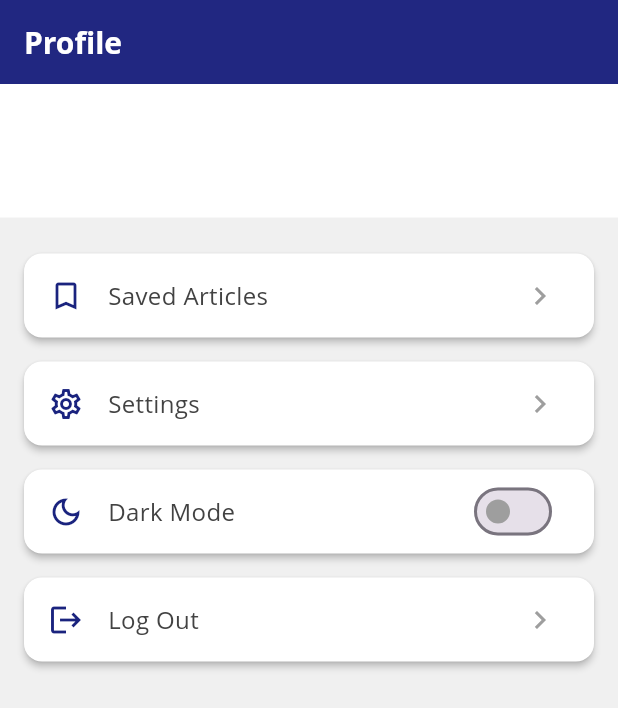
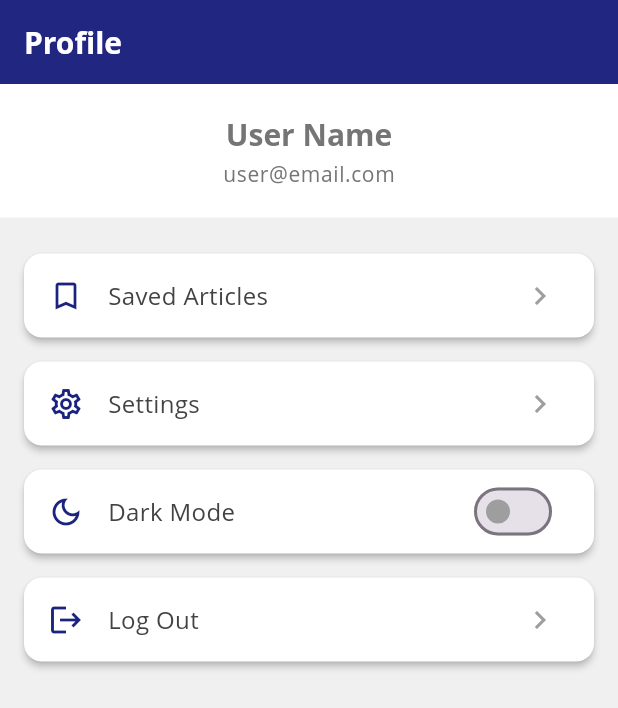
Before and after one commit to nrahil/News_application, a Flutter app: the ProfilePage screen opened directly with empty values, after a tap on "Log Out", on a phone screen of 412 x 824 dp. Shown: the top 708 px of the screen. Run offline on Flutter 3.47's test engine with Material 3 defaults, Android fonts, the phone set to English and light mode, and no system bars; our stand-ins replace carousel_slider, cloud_firestore, firebase_auth, firebase_core, shared_preferences; accounts and stored records are empty; network calls fail; Roboto replaces fonts that are missing (Open Sans).

Commit message:
fixed errors

```diff
--- /dev/null
+++ b/devtools_options.yaml
@@ -0,0 +1,3 @@
+description: This file stores settings for Dart & Flutter DevTools.
+documentation: https://docs.flutter.dev/tools/devtools/extensions#configure-extension-enablement-states
+extensions:
--- a/lib/data/saved_articles_data.dart
+++ b/lib/data/saved_articles_data.dart
@@ -1,31 +1,70 @@
-// lib/services/saved_articles_service.dart
-
 import 'package:news_app/models/news_article.dart';
+import 'package:shared_preferences/shared_preferences.dart';
+import 'package:firebase_auth/firebase_auth.dart';
+import 'dart:convert';
 
 class SavedArticlesService {
-  // A private list to store the articles
   final List<NewsArticle> _savedArticles = [];
+  bool _isInitialized = false;
 
-  // A singleton instance
   static final SavedArticlesService _instance = SavedArticlesService._internal();
   factory SavedArticlesService() {
     return _instance;
   }
   SavedArticlesService._internal();
 
+  // This is the missing 'init' method. It initializes the service for the current user.
+  Future<void> init(String userId) async {
+    if (_isInitialized) {
+      return;
+    }
+
+    final prefs = await SharedPreferences.getInstance();
+    final articlesJson = prefs.getStringList('savedArticles_$userId') ?? [];
+
+    _savedArticles.clear();
+    for (var jsonString in articlesJson) {
+      _savedArticles.add(NewsArticle.fromJson(json.decode(jsonString)));
+    }
+    _isInitialized = true;
+  }
+
   // Get a copy of the saved articles list
   List<NewsArticle> get savedArticles => List.unmodifiable(_savedArticles);
 
+  // Method to save articles to SharedPreferences
+  Future<void> _saveArticles() async {
+    final user = FirebaseAuth.instance.currentUser;
+    if (user == null) return;
+
+    final prefs = await SharedPreferences.getInstance();
+    final articlesJson = _savedArticles.map((article) => json.encode(article.toJson())).toList();
+    await prefs.setStringList('savedArticles_${user.uid}', articlesJson);
+  }
+
+  // Method to clear articles on logout
+  Future<void> clear() async {
+    final user = FirebaseAuth.instance.currentUser;
+    if (user == null) return;
+
+    final prefs = await SharedPreferences.getInstance();
+    await prefs.remove('savedArticles_${user.uid}');
+    _savedArticles.clear();
+    _isInitialized = false;
+  }
+
   // Method to add an article
   void addArticle(NewsArticle article) {
-    if (!_savedArticles.contains(article)) {
+    if (!_savedArticles.any((element) => element.id == article.id)) {
       _savedArticles.add(article);
+      _saveArticles();
     }
   }
 
   // Method to remove an article
   void removeArticle(NewsArticle article) {
-    _savedArticles.remove(article);
+    _savedArticles.removeWhere((element) => element.id == article.id);
+    _saveArticles();
   }
 
   // Check if an article is already saved
--- /dev/null
+++ b/lib/data/user_data.dart
@@ -0,0 +1,19 @@
+// lib/utils/user_data.dart
+
+class UserData {
+  String? username;
+  String? email;
+
+  // A singleton instance to access the data globally
+  static final UserData _instance = UserData._internal();
+  factory UserData() {
+    return _instance;
+  }
+  UserData._internal();
+
+  // Method to clear data on logout
+  void clear() {
+    username = null;
+    email = null;
+  }
+}
--- a/lib/main.dart
+++ b/lib/main.dart
@@ -1,7 +1,9 @@
+// lib/main.dart
+
+import 'package:firebase_auth/firebase_auth.dart';
 import 'package:flutter/material.dart';
 import 'package:firebase_core/firebase_core.dart';
-import 'package:news_app/main_screen.dart'; // This imports the AuthChecker
-
+import 'package:news_app/main_screen.dart';
 import 'firebase_options.dart';
 
 Future<void> main() async {
@@ -13,7 +15,7 @@ Future<void> main() async {
 }
 
 class MyApp extends StatefulWidget {
-  const MyApp({super.key});
+  const MyApp({Key? key}) : super(key: key);
 
   @override
   State<MyApp> createState() => _MyAppState();
@@ -97,7 +99,10 @@ class _MyAppState extends State<MyApp> {
         ),
       ),
       themeMode: _themeMode,
-      home: AuthChecker(onToggleTheme: toggleTheme, isDark: _themeMode == ThemeMode.dark),
+      home: AuthChecker(
+        onToggleTheme: toggleTheme,
+        isDark: _themeMode == ThemeMode.dark,
+      ),
     );
   }
 }
--- a/lib/models/news_article.dart
+++ b/lib/models/news_article.dart
@@ -1,4 +1,4 @@
-// lib/models/news_article.dart
+
 class NewsArticle {
   final int id;
   final String title;
@@ -19,4 +19,30 @@ class NewsArticle {
     this.sourceUrl,
     this.isTrending = false,
   });
+
+  // Method to convert the object to a JSON map
+  Map<String, dynamic> toJson() => {
+    'id': id,
+    'title': title,
+    'subtitle': subtitle,
+    'description': description,
+    'imageUrl': imageUrl,
+    'category': category,
+    'sourceUrl': sourceUrl,
+    'isTrending': isTrending,
+  };
+
+  // Static method to create an object from a JSON map
+  factory NewsArticle.fromJson(Map<String, dynamic> json) {
+    return NewsArticle(
+      id: json['id'],
+      title: json['title'],
+      subtitle: json['subtitle'],
+      description: json['description'],
+      imageUrl: json['imageUrl'],
+      category: json['category'],
+      sourceUrl: json['sourceUrl'],
+      isTrending: json['isTrending'],
+    );
+  }
 }
--- a/lib/pages/explore_page.dart
+++ b/lib/pages/explore_page.dart
@@ -17,7 +17,7 @@ class ExplorePage extends StatefulWidget {
 class _ExplorePageState extends State<ExplorePage> {
   // Use a Future to hold the results of the API call
   Future<List<NewsArticle>>? _futureSearchResults;
-  List<String> _suggestions = ['SpaceX', 'Politics', 'Sports', 'AI', 'Business'];
+  final List<String> _suggestions = ['SpaceX', 'Politics', 'Sports', 'AI', 'Business'];
 
   void onSearch(String query) {
     if (query.isNotEmpty) {
--- a/lib/pages/home_page.dart
+++ b/lib/pages/home_page.dart
@@ -9,7 +9,7 @@ import 'package:news_app/widgets/news_card.dart';
 class HomePage extends StatefulWidget {
   final void Function(NewsArticle) onArticleSelect;
 
-  const HomePage({Key? key, required this.onArticleSelect}) : super(key: key);
+  const HomePage({super. key, required this.onArticleSelect});
 
   @override
   State<HomePage> createState() => _HomePageState();
--- a/lib/pages/profile_page.dart
+++ b/lib/pages/profile_page.dart
@@ -1,17 +1,19 @@
 import 'package:flutter/material.dart';
 import 'package:news_app/pages/saved_articles_page.dart';
 import 'package:firebase_auth/firebase_auth.dart';
-import 'package:cloud_firestore/cloud_firestore.dart';
+import 'package:news_app/data/saved_articles_data.dart';
+import 'package:news_app/data/user_data.dart'; // This import is fine
 
 class ProfilePage extends StatelessWidget {
   final void Function(bool) onToggleTheme;
   final bool isDark;
 
-  const ProfilePage(
-      {super.key, required this.onToggleTheme, required this.isDark});
+  const ProfilePage({super.key, required this.onToggleTheme, required this.isDark});
 
   void _signOut() {
     FirebaseAuth.instance.signOut();
+    UserData().clear();
+    SavedArticlesService().clear();
   }
 
   @override
@@ -20,39 +22,19 @@ class ProfilePage extends StatelessWidget {
       appBar: AppBar(
         title: Text(
           "Profile",
-          style: Theme.of(context)
-              .textTheme
-              .headlineMedium!
-              .copyWith(color: Colors.white),
+          style: Theme.of(context).textTheme.headlineMedium!.copyWith(color: Colors.white),
         ),
-        backgroundColor:
-            isDark ? const Color(0xFF212121) : Theme.of(context).primaryColor,
+        backgroundColor: isDark ? const Color(0xFF212121) : Theme.of(context).primaryColor,
         elevation: 4,
         automaticallyImplyLeading: false,
       ),
       body: ListView(
         children: [
-          // Use a StreamBuilder to fetch and display user data
-          StreamBuilder(
-            stream: FirebaseFirestore.instance
-                .collection('users')
-                .doc(FirebaseAuth.instance.currentUser!.uid)
-                .snapshots(),
-            builder: (context, snapshot) {
-              if (snapshot.connectionState == ConnectionState.waiting) {
-                return const Center(child: CircularProgressIndicator());
-              }
-              if (!snapshot.hasData || !snapshot.data!.exists) {
-                return _buildHeader(context,
-                    userName: "User Name", userEmail: "user@email.com");
-              }
-              final userData = snapshot.data!.data() as Map<String, dynamic>;
-              return _buildHeader(context,
-                  userName: userData['username'] ?? "User Name",
-                  userEmail: userData['email'] ?? "user@email.com");
-            },
-          ),
+          _buildHeader(context,
+              userName: UserData().username ?? "User Name",
+              userEmail: UserData().email ?? "user@email.com"),
           const SizedBox(height: 16),
+
           _buildOptionTile(
             context,
             icon: Icons.bookmark_border,
@@ -90,13 +72,9 @@ class ProfilePage extends StatelessWidget {
     );
   }
 
-  Widget _buildHeader(BuildContext context,
-      {required String userName, required String userEmail}) {
-    // This is now a separate function to build the header with the fetched data
-    final headerTextColor =
-        isDark ? Colors.white : Theme.of(context).textTheme.bodySmall!.color;
-    final emailTextColor =
-        isDark ? Colors.grey : Theme.of(context).textTheme.bodySmall!.color;
+  Widget _buildHeader(BuildContext context, {required String userName, required String userEmail}) {
+    final headerTextColor = isDark ? Colors.white : Theme.of(context).textTheme.bodySmall!.color;
+    final emailTextColor = isDark ? Colors.grey : Theme.of(context).textTheme.bodySmall!.color;
 
     return Container(
       padding: const EdgeInsets.symmetric(vertical: 20),
@@ -105,18 +83,12 @@ class ProfilePage extends StatelessWidget {
         children: [
           Text(
             userName,
-            style: Theme.of(context)
-                .textTheme
-                .headlineMedium!
-                .copyWith(color: headerTextColor),
+            style: Theme.of(context).textTheme.headlineMedium!.copyWith(color: headerTextColor),
           ),
           const SizedBox(height: 4),
           Text(
             userEmail,
-            style: Theme.of(context)
-                .textTheme
-                .bodySmall!
-                .copyWith(color: emailTextColor),
+            style: Theme.of(context).textTheme.bodySmall!.copyWith(color: emailTextColor),
           ),
         ],
       ),
@@ -129,8 +101,7 @@ class ProfilePage extends StatelessWidget {
       required String title,
       required VoidCallback onTap,
       }) {
-    final iconColor =
-        isDark ? Theme.of(context).hintColor : Theme.of(context).primaryColor;
+    final iconColor = isDark ? Theme.of(context).hintColor : Theme.of(context).primaryColor;
     final trailingIconColor = isDark ? Colors.grey[600] : Colors.grey;
 
     return Card(
@@ -153,8 +124,7 @@ class ProfilePage extends StatelessWidget {
       required bool value,
       required ValueChanged<bool> onChanged,
       }) {
-    final iconColor =
-        isDark ? Theme.of(context).hintColor : Theme.of(context).primaryColor;
+    final iconColor = isDark ? Theme.of(context).hintColor : Theme.of(context).primaryColor;
 
     return Card(
       margin: const EdgeInsets.symmetric(horizontal: 16, vertical: 8),
--- a/lib/pages/saved_articles_page.dart
+++ b/lib/pages/saved_articles_page.dart
@@ -4,7 +4,7 @@ import 'package:news_app/widgets/news_card.dart';
 import 'package:news_app/pages/article_detail_page.dart';
 
 class SavedArticlesPage extends StatelessWidget {
-  const SavedArticlesPage({Key? key}) : super(key: key);
+  const SavedArticlesPage({super.key});
 
   @override
   Widget build(BuildContext context) {
--- a/lib/widgets/main_app_wrapper.dart
+++ b/lib/widgets/main_app_wrapper.dart
@@ -12,6 +12,7 @@ class MainAppWrapper extends StatefulWidget {
   const MainAppWrapper({super.key, required this.onToggleTheme, required this.isDark});
 
   @override
+  // ignore: library_private_types_in_public_api
   _MainAppWrapperState createState() => _MainAppWrapperState();
 }
 
--- a/pubspec.yaml
+++ b/pubspec.yaml
@@ -15,6 +15,7 @@ dependencies:
   cloud_firestore: ^6.0.0
   firebase_core: ^4.0.0
   http: ^1.5.0
+  shared_preferences: ^2.5.3
 
 dev_dependencies:
   flutter_test:
```
Also changed, not shown: lib/main_screen.dart (+75 -6 lines), lib/pages/article_detail_page.dart (+4 -3 lines), lib/pages/login_page.dart (+12 -19 lines), pubspec.lock, 1 other file. Lines whose indentation alone changed are shown as unchanged.
